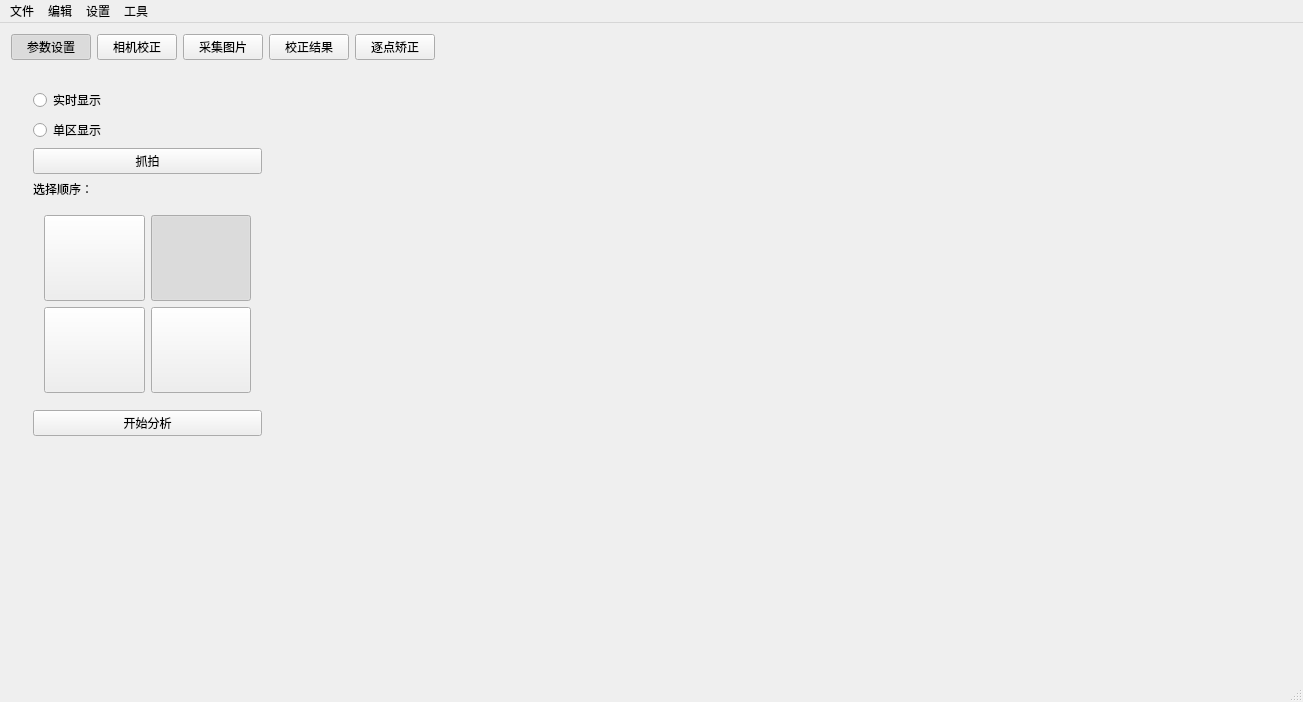
syhl268/miniLED_vs, file miniLED_vs/mainwindow.ui: the form before one commit.
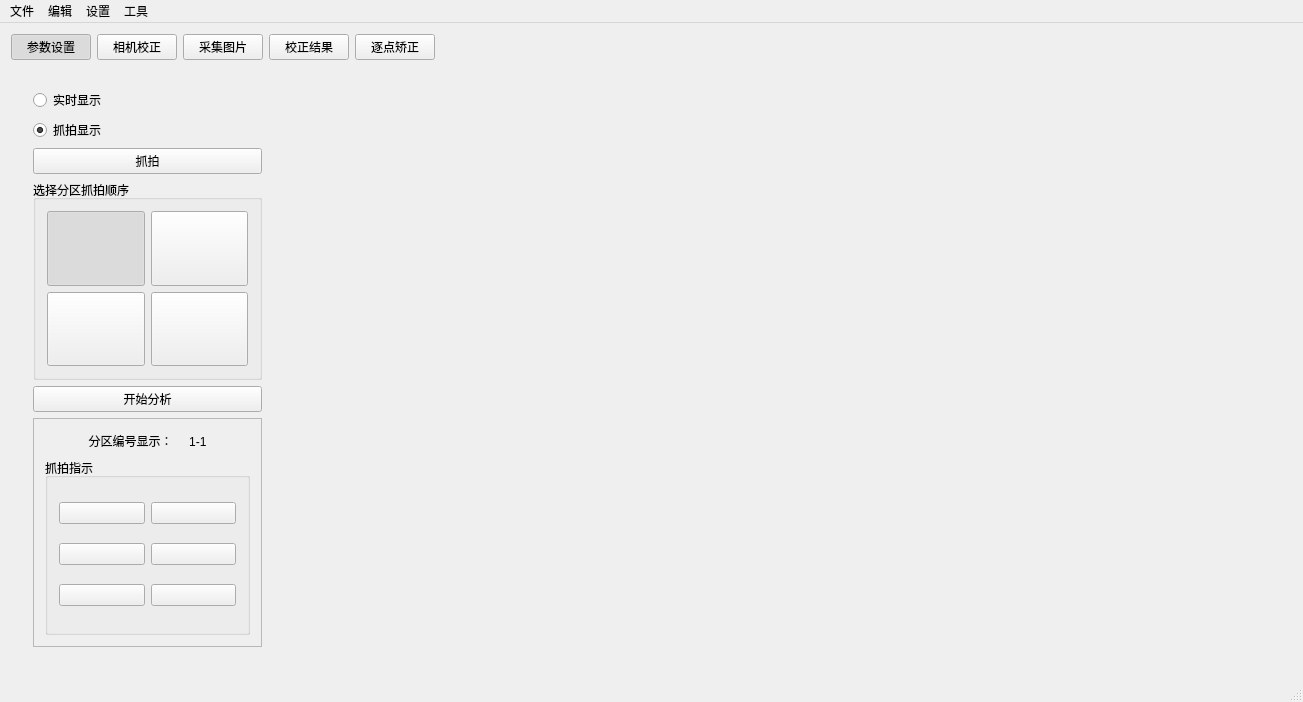
The form after the commit. The open tabs and pages were chosen to show the change. Custom widgets are drawn as their Qt base class.

What changed in the file:
```diff
--- a/miniLED_vs/mainwindow.ui
+++ b/miniLED_vs/mainwindow.ui
@@ -1140,7 +1140,7 @@
        <layout class="QHBoxLayout" name="horizontalLayout_11" stretch="2,8">
         <item>
          <widget class="QWidget" name="widget_5" native="true">
-          <layout class="QVBoxLayout" name="verticalLayout_5">
+          <layout class="QVBoxLayout" name="verticalLayout_5" stretch="1,1,1,0,0,0">
            <item>
             <widget class="QRadioButton" name="radioButton">
              <property name="text">
@@ -1151,7 +1151,10 @@
            <item>
             <widget class="QRadioButton" name="radioButton_2">
              <property name="text">
-              <string>单区显示</string>
+              <string>抓拍显示</string>
+             </property>
+             <property name="checked">
+              <bool>true</bool>
              </property>
             </widget>
            </item>
@@ -1163,20 +1166,16 @@
             </widget>
            </item>
            <item>
-            <widget class="QLabel" name="label_34">
-             <property name="text">
-              <string>选择顺序：</string>
-             </property>
-            </widget>
-           </item>
-           <item>
-            <widget class="QFrame" name="direcselector">
+            <widget class="QGroupBox" name="direcselector">
              <property name="minimumSize">
               <size>
                <width>200</width>
                <height>200</height>
               </size>
              </property>
+             <property name="title">
+              <string>选择分区抓拍顺序</string>
+             </property>
              <layout class="QGridLayout" name="gridLayout_4">
               <item row="0" column="0">
                <widget class="QPushButton" name="pushButton_Direction1">
@@ -1193,31 +1192,6 @@
                  <bool>true</bool>
                 </property>
                 <property name="checked">
-                 <bool>false</bool>
-                </property>
-                <property name="autoRepeat">
-                 <bool>true</bool>
-                </property>
-                <property name="autoExclusive">
-                 <bool>true</bool>
-                </property>
-               </widget>
-              </item>
-              <item row="0" column="1">
-               <widget class="QPushButton" name="pushButton_Direction2">
-                <property name="sizePolicy">
-                 <sizepolicy hsizetype="Minimum" vsizetype="Minimum">
-                  <horstretch>0</horstretch>
-                  <verstretch>0</verstretch>
-                 </sizepolicy>
-                </property>
-                <property name="text">
-                 <string/>
-                </property>
-                <property name="checkable">
-                 <bool>true</bool>
-                </property>
-                <property name="checked">
                  <bool>true</bool>
                 </property>
                 <property name="autoRepeat">
@@ -1278,6 +1252,31 @@
                 </property>
                </widget>
               </item>
+              <item row="0" column="1">
+               <widget class="QPushButton" name="pushButton_Direction2">
+                <property name="sizePolicy">
+                 <sizepolicy hsizetype="Minimum" vsizetype="Minimum">
+                  <horstretch>0</horstretch>
+                  <verstretch>0</verstretch>
+                 </sizepolicy>
+                </property>
+                <property name="text">
+                 <string/>
+                </property>
+                <property name="checkable">
+                 <bool>true</bool>
+                </property>
+                <property name="checked">
+                 <bool>false</bool>
+                </property>
+                <property name="autoRepeat">
+                 <bool>true</bool>
+                </property>
+                <property name="autoExclusive">
+                 <bool>true</bool>
+                </property>
+               </widget>
+              </item>
              </layout>
             </widget>
            </item>
@@ -1289,17 +1288,185 @@
             </widget>
            </item>
            <item>
-            <spacer name="verticalSpacer">
-             <property name="orientation">
-              <enum>Qt::Vertical</enum>
+            <widget class="QFrame" name="frame_5">
+             <property name="frameShape">
+              <enum>QFrame::StyledPanel</enum>
              </property>
-             <property name="sizeHint" stdset="0">
-              <size>
-               <width>20</width>
-               <height>40</height>
-              </size>
+             <property name="frameShadow">
+              <enum>QFrame::Raised</enum>
              </property>
-            </spacer>
+             <layout class="QVBoxLayout" name="verticalLayout_11" stretch="1,8">
+              <item>
+               <widget class="QLabel" name="label_34">
+                <property name="text">
+                 <string>分区编号显示：     1-1</string>
+                </property>
+                <property name="alignment">
+                 <set>Qt::AlignCenter</set>
+                </property>
+               </widget>
+              </item>
+              <item>
+               <widget class="QGroupBox" name="groupBox_11">
+                <property name="title">
+                 <string>抓拍指示</string>
+                </property>
+                <layout class="QGridLayout" name="gridLayout_5">
+                 <item row="1" column="0">
+                  <widget class="QPushButton" name="pushButton_G1">
+                   <property name="sizePolicy">
+                    <sizepolicy hsizetype="Minimum" vsizetype="Maximum">
+                     <horstretch>0</horstretch>
+                     <verstretch>0</verstretch>
+                    </sizepolicy>
+                   </property>
+                   <property name="text">
+                    <string/>
+                   </property>
+                   <property name="checkable">
+                    <bool>true</bool>
+                   </property>
+                   <property name="checked">
+                    <bool>false</bool>
+                   </property>
+                   <property name="autoRepeat">
+                    <bool>true</bool>
+                   </property>
+                   <property name="autoExclusive">
+                    <bool>true</bool>
+                   </property>
+                  </widget>
+                 </item>
+                 <item row="3" column="0">
+                  <widget class="QPushButton" name="pushButton_B1">
+                   <property name="sizePolicy">
+                    <sizepolicy hsizetype="Minimum" vsizetype="Maximum">
+                     <horstretch>0</horstretch>
+                     <verstretch>0</verstretch>
+                    </sizepolicy>
+                   </property>
+                   <property name="text">
+                    <string/>
+                   </property>
+                   <property name="checkable">
+                    <bool>true</bool>
+                   </property>
+                   <property name="checked">
+                    <bool>false</bool>
+                   </property>
+                   <property name="autoRepeat">
+                    <bool>true</bool>
+                   </property>
+                   <property name="autoExclusive">
+                    <bool>true</bool>
+                   </property>
+                  </widget>
+                 </item>
+                 <item row="3" column="1">
+                  <widget class="QPushButton" name="pushButton_B2">
+                   <property name="sizePolicy">
+                    <sizepolicy hsizetype="Minimum" vsizetype="Maximum">
+                     <horstretch>0</horstretch>
+                     <verstretch>0</verstretch>
+                    </sizepolicy>
+                   </property>
+                   <property name="text">
+                    <string/>
+                   </property>
+                   <property name="checkable">
+                    <bool>true</bool>
+                   </property>
+                   <property name="checked">
+                    <bool>false</bool>
+                   </property>
+                   <property name="autoRepeat">
+                    <bool>true</bool>
+                   </property>
+                   <property name="autoExclusive">
+                    <bool>true</bool>
+                   </property>
+                  </widget>
+                 </item>
+                 <item row="0" column="0">
+                  <widget class="QPushButton" name="pushButton_R1">
+                   <property name="sizePolicy">
+                    <sizepolicy hsizetype="Minimum" vsizetype="Maximum">
+                     <horstretch>0</horstretch>
+                     <verstretch>0</verstretch>
+                    </sizepolicy>
+                   </property>
+                   <property name="text">
+                    <string/>
+                   </property>
+                   <property name="checkable">
+                    <bool>true</bool>
+                   </property>
+                   <property name="checked">
+                    <bool>false</bool>
+                   </property>
+                   <property name="autoRepeat">
+                    <bool>true</bool>
+                   </property>
+                   <property name="autoExclusive">
+                    <bool>true</bool>
+                   </property>
+                  </widget>
+                 </item>
+                 <item row="0" column="1">
+                  <widget class="QPushButton" name="pushButton_R2">
+                   <property name="sizePolicy">
+                    <sizepolicy hsizetype="Minimum" vsizetype="Maximum">
+                     <horstretch>0</horstretch>
+                     <verstretch>0</verstretch>
+                    </sizepolicy>
+                   </property>
+                   <property name="text">
+                    <string/>
+                   </property>
+                   <property name="checkable">
+                    <bool>true</bool>
+                   </property>
+                   <property name="checked">
+                    <bool>false</bool>
+                   </property>
+                   <property name="autoRepeat">
+                    <bool>true</bool>
+                   </property>
+                   <property name="autoExclusive">
+                    <bool>true</bool>
+                   </property>
+                  </widget>
+                 </item>
+                 <item row="1" column="1">
+                  <widget class="QPushButton" name="pushButton_G2">
+                   <property name="sizePolicy">
+                    <sizepolicy hsizetype="Minimum" vsizetype="Maximum">
+                     <horstretch>0</horstretch>
+                     <verstretch>0</verstretch>
+                    </sizepolicy>
+                   </property>
+                   <property name="text">
+                    <string/>
+                   </property>
+                   <property name="checkable">
+                    <bool>true</bool>
+                   </property>
+                   <property name="checked">
+                    <bool>false</bool>
+                   </property>
+                   <property name="autoRepeat">
+                    <bool>true</bool>
+                   </property>
+                   <property name="autoExclusive">
+                    <bool>true</bool>
+                   </property>
+                  </widget>
+                 </item>
+                </layout>
+               </widget>
+              </item>
+             </layout>
+            </widget>
            </item>
           </layout>
          </widget>
```
Left out of the diff: 298 changed lines with no effect on the pictures.
